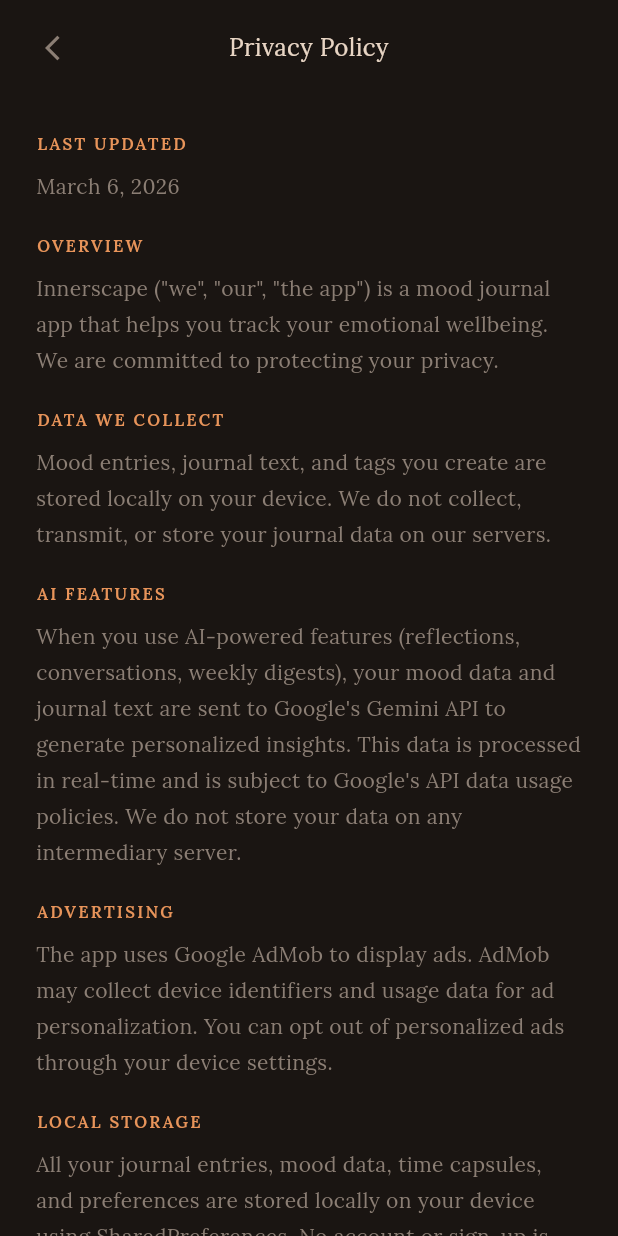
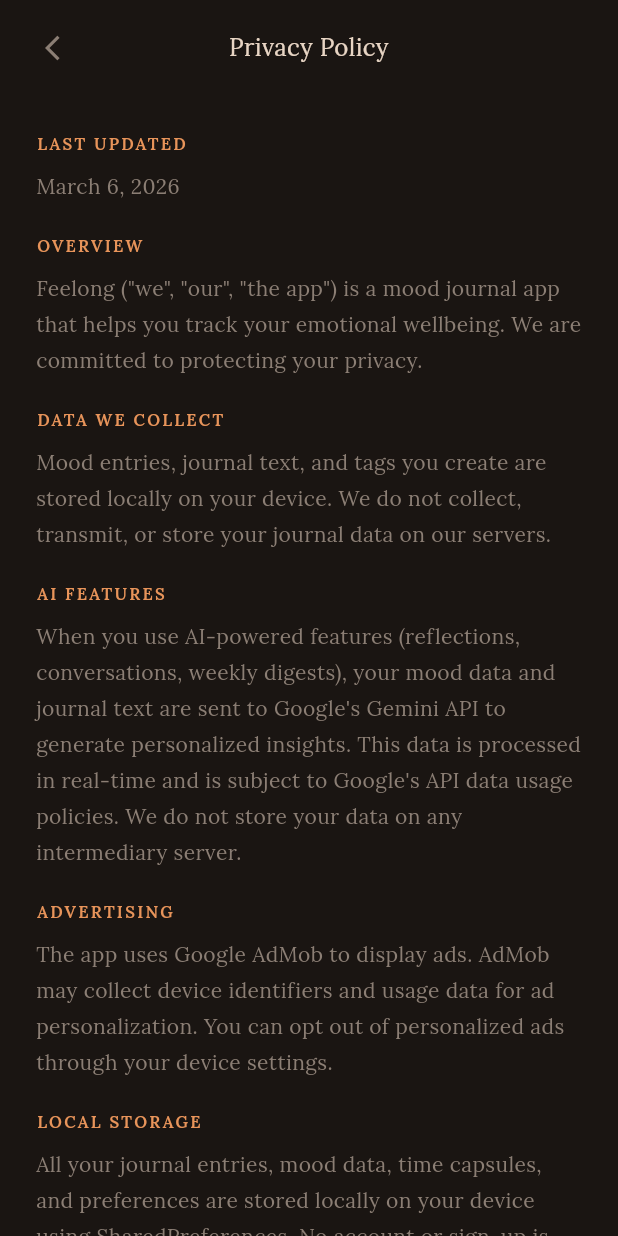
Before and after one commit to solomonk-app/innerscape, a Flutter app: the PrivacyPolicyScreen screen opened by its route, on a phone screen of 412 x 824 dp. Run offline on Flutter 3.47's test engine with Material 3 defaults, Android fonts, the phone set to English and light mode, and no system bars; our stand-ins replace animate_do, fl_chart, flutter_local_notifications, flutter_timezone, google_fonts, google_mobile_ads and 4 more; missing offline and left inert: app_tracking_transparency; accounts and stored records are empty; network calls fail; statements that could not run were skipped.

Commit message:
Rename app from Innerscape to Feelong
Replaced all references across Dart source, pubspec, Android, iOS,
macOS, Linux, Windows, web configs, legal pages, and documentation.
Package name changed from com.innerscape.app to com.feelong.app.

Co-Authored-By: Claude Opus 4.6 <noreply@anthropic.com>

```diff
--- a/lib/main.dart
+++ b/lib/main.dart
@@ -40,16 +40,16 @@ void main() async {
   await notificationService.rescheduleIfEnabled();
   await notificationService.scheduleWeeklyDigestReminder();
 
-  runApp(const InnerscapeApp());
+  runApp(const FeelongApp());
 }
 
-class InnerscapeApp extends StatelessWidget {
-  const InnerscapeApp({super.key});
+class FeelongApp extends StatelessWidget {
+  const FeelongApp({super.key});
 
   @override
   Widget build(BuildContext context) {
     return MaterialApp(
-      title: 'Innerscape',
+      title: 'Feelong',
       debugShowCheckedModeBanner: false,
       theme: AppTheme.darkTheme,
       initialRoute: '/',
@@ -194,7 +194,7 @@ class _HomeScreenState extends State<HomeScreen> {
                         crossAxisAlignment: CrossAxisAlignment.start,
                         children: [
                           Text(
-                            'Innerscape',
+                            'Feelong',
                             style: Theme.of(context)
                                 .textTheme
                                 .headlineLarge
--- a/lib/screens/privacy_policy_screen.dart
+++ b/lib/screens/privacy_policy_screen.dart
@@ -52,7 +52,7 @@ class PrivacyPolicyScreen extends StatelessWidget {
                         const SizedBox(height: 20),
                         _sectionTitle('Overview'),
                         _body(
-                          'Innerscape ("we", "our", "the app") is a mood journal app that helps you '
+                          'Feelong ("we", "our", "the app") is a mood journal app that helps you '
                           'track your emotional wellbeing. We are committed to protecting your privacy.',
                         ),
                         const SizedBox(height: 20),
@@ -94,7 +94,7 @@ class PrivacyPolicyScreen extends StatelessWidget {
                         const SizedBox(height: 20),
                         _sectionTitle('Children\'s Privacy'),
                         _body(
-                          'Innerscape is not intended for children under 13. We do not knowingly '
+                          'Feelong is not intended for children under 13. We do not knowingly '
                           'collect data from children.',
                         ),
                         const SizedBox(height: 20),
--- a/lib/screens/terms_screen.dart
+++ b/lib/screens/terms_screen.dart
@@ -52,20 +52,20 @@ class TermsScreen extends StatelessWidget {
                         const SizedBox(height: 20),
                         _sectionTitle('Acceptance of Terms'),
                         _body(
-                          'By using Innerscape ("the app"), you agree to these Terms of Service. '
+                          'By using Feelong ("the app"), you agree to these Terms of Service. '
                           'If you do not agree, please do not use the app.',
                         ),
                         const SizedBox(height: 20),
                         _sectionTitle('Description of Service'),
                         _body(
-                          'Innerscape is a mood journaling app that provides AI-powered reflections, '
+                          'Feelong is a mood journaling app that provides AI-powered reflections, '
                           'breathing exercises, wellness tips, and emotional tracking tools. The app '
                           'is provided for personal, non-commercial use.',
                         ),
                         const SizedBox(height: 20),
                         _sectionTitle('Not Medical Advice'),
                         _body(
-                          'Innerscape is a wellness tool, not a medical or mental health service. '
+                          'Feelong is a wellness tool, not a medical or mental health service. '
                           'AI-generated reflections and suggestions are not professional advice. '
                           'If you are experiencing a mental health crisis, please contact a qualified '
                           'professional or emergency services immediately.',
@@ -94,13 +94,13 @@ class TermsScreen extends StatelessWidget {
                         const SizedBox(height: 20),
                         _sectionTitle('Intellectual Property'),
                         _body(
-                          'The app design, code, and branding are the property of Innerscape. '
+                          'The app design, code, and branding are the property of Feelong. '
                           'Your journal entries and personal data remain yours.',
                         ),
                         const SizedBox(height: 20),
                         _sectionTitle('Limitation of Liability'),
                         _body(
-                          'Innerscape is provided "as is" without warranty of any kind. We are not '
+                          'Feelong is provided "as is" without warranty of any kind. We are not '
                           'liable for any damages arising from your use of the app, including but '
                           'not limited to data loss, emotional distress, or reliance on AI-generated content.',
                         ),
--- a/pubspec.yaml
+++ b/pubspec.yaml
@@ -1,5 +1,5 @@
-name: innerscape
-description: Innerscape — AI Mood Journal for everyone.
+name: feelong
+description: Feelong — AI Mood Journal for everyone.
 publish_to: 'none'
 version: 1.0.0+1
 
--- a/render.yaml
+++ b/render.yaml
@@ -1,6 +1,6 @@
 services:
   - type: web
-    name: innerscape
+    name: feelong
     runtime: docker
     dockerfilePath: ./Dockerfile
     envVars:
```
Also changed, not shown: 20 other files.
